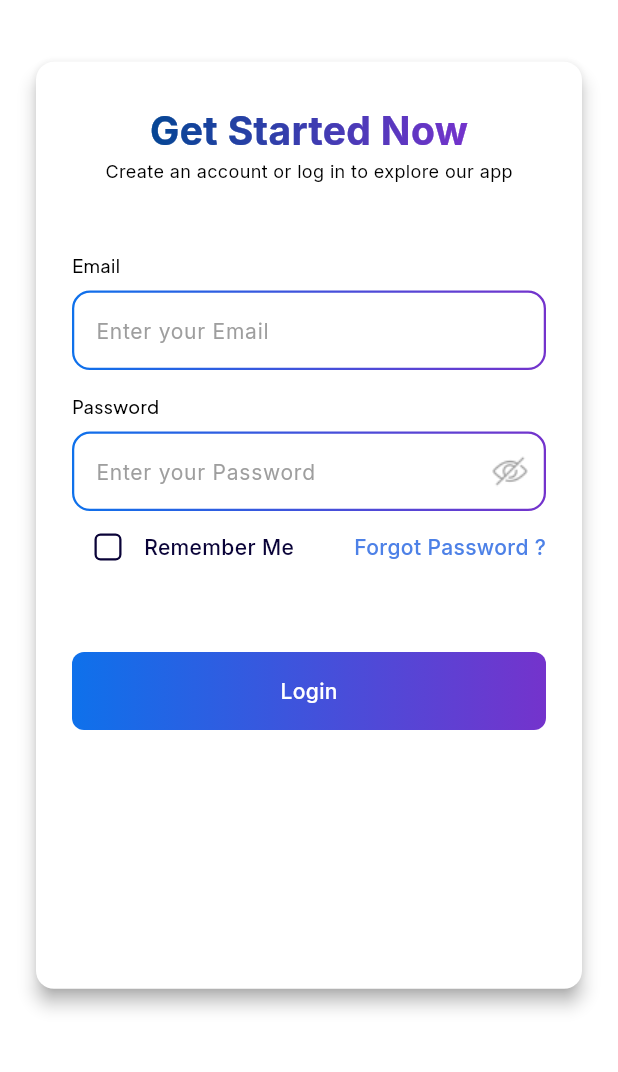
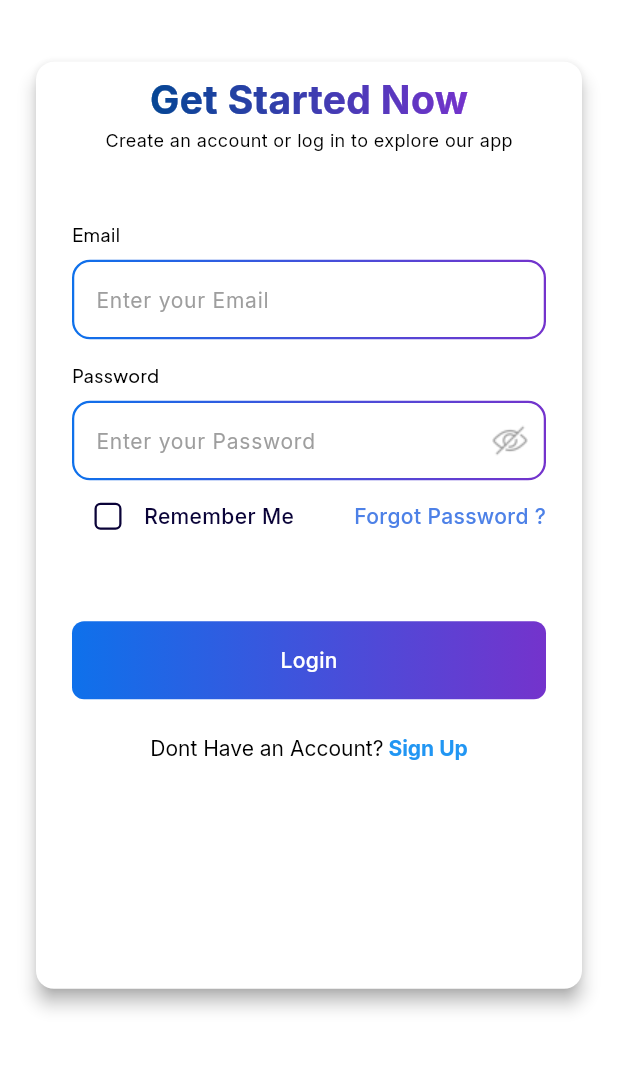
Before and after one commit to Hx-313/snapcheck, a Flutter app: the screen it shows after launch, on a phone screen of 412 x 824 dp, the part 156-1228 px from its top. Run offline on Flutter 3.47's test engine with Material 3 defaults, Android fonts, the phone set to English and light mode, and no system bars; our stand-ins replace google_fonts, gradient_borders.

Commit message:
sign up page created

```diff
--- a/lib/Auth/ui/pages/sign_in_page.dart
+++ b/lib/Auth/ui/pages/sign_in_page.dart
@@ -1,4 +1,6 @@
+import 'package:flutter/gestures.dart';
 import 'package:flutter/material.dart';
+import 'package:snapcheck/Auth/ui/pages/sign_up_page.dart';
 import 'package:snapcheck/Auth/ui/widgets/my_button.dart';
 import 'package:snapcheck/Auth/ui/widgets/my_text_field.dart';
 
@@ -33,7 +35,8 @@ class _SignInPageState extends State<SignInPage> {
 
   @override
   Widget build(BuildContext context) {
-    return Scaffold(
+    return SafeArea(
+      child: Scaffold(
         resizeToAvoidBottomInset: false,
         backgroundColor: Colors.white,
         body: Column(
@@ -167,6 +170,42 @@ class _SignInPageState extends State<SignInPage> {
                         ),
                       ),
                       SizedBox(
+                        height: 24.0,
+                      ),
+                      RichText(
+                        text: TextSpan(
+                          children: [
+                            TextSpan(
+                              text: "Dont Have an Account?",
+                              style: TextStyle(
+                                fontFamily: 'Inter',
+                                fontSize: 14.0,
+                                fontWeight: FontWeight.w400,
+                                color: Colors.black,
+                              ),
+                            ),
+                            TextSpan(
+                              text: " Sign Up",
+                              style: TextStyle(
+                                fontFamily: 'Inter',
+                                fontSize: 14.0,
+                                fontWeight: FontWeight.bold,
+                                color: Colors.blue,
+                              ),
+                              recognizer: TapGestureRecognizer()
+                                ..onTap = () {
+                                  Navigator.push(
+                                    context,
+                                    MaterialPageRoute(
+                                      builder: (context) => SignUpPage(),
+                                    ),
+                                  );
+                                },
+                            )
+                          ],
+                        ),
+                      ),
+                      SizedBox(
                         height: 145,
                       )
                     ],
@@ -176,6 +215,7 @@ class _SignInPageState extends State<SignInPage> {
             )
           ],
         ),
+      ),
     );
   }
 }
```
Also changed, not shown: lib/Auth/ui/pages/sign_up_page.dart (added, +167 -0 lines). Lines whose indentation alone changed are shown as unchanged.
